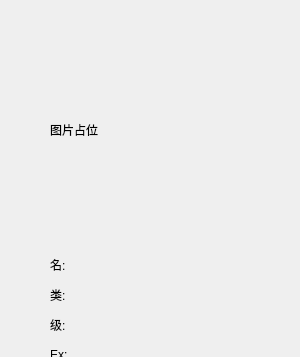
Before: the Qt Designer form widget.ui in BuWH/Pokemon, drawn with Qt 5; both pictures show x 0 to 300 and y 0 to 357 of the 300 by 600 pixel window.
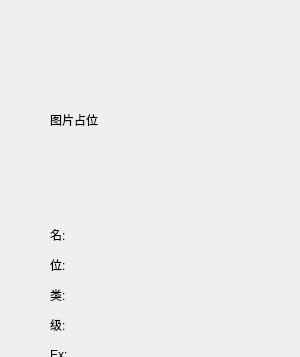
After: the same form once the commit is applied.

Patch:
```diff
--- a/widget.ui
+++ b/widget.ui
@@ -20,7 +20,7 @@
             <property name="geometry">
                 <rect>
                     <x>50</x>
-                    <y>250</y>
+     <y>220</y>
                     <width>200</width>
                     <height>30</height>
                 </rect>
@@ -198,7 +198,7 @@
             <property name="geometry">
                 <rect>
                     <x>50</x>
-                    <y>30</y>
+     <y>20</y>
                     <width>200</width>
                     <height>200</height>
                 </rect>
@@ -207,6 +207,25 @@
                 <string>图片占位</string>
             </property>
         </widget>
+  <widget class="QLabel" name="id">
+   <property name="geometry">
+    <rect>
+     <x>50</x>
+     <y>250</y>
+     <width>200</width>
+     <height>30</height>
+    </rect>
+   </property>
+   <property name="sizePolicy">
+    <sizepolicy hsizetype="Preferred" vsizetype="Preferred">
+     <horstretch>0</horstretch>
+     <verstretch>0</verstretch>
+    </sizepolicy>
+   </property>
+   <property name="text">
+    <string>位:</string>
+   </property>
+  </widget>
     </widget>
     <layoutdefault spacing="6" margin="11"/>
     <resources/>
```
Lines whose indentation alone changed are shown as unchanged.
